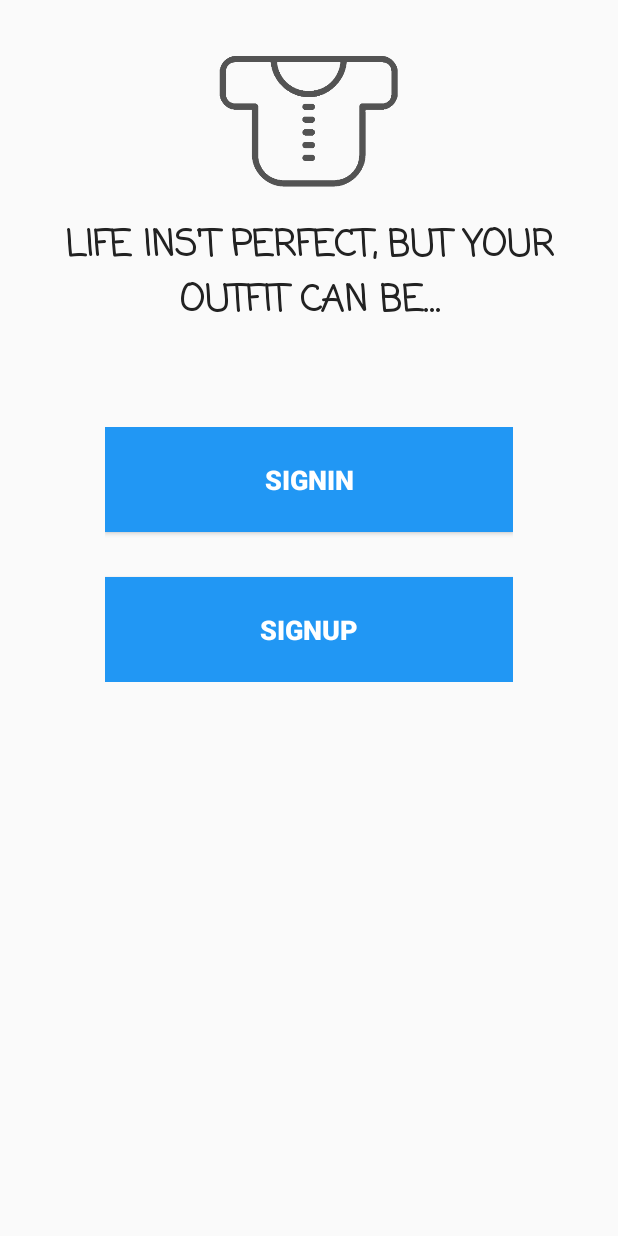
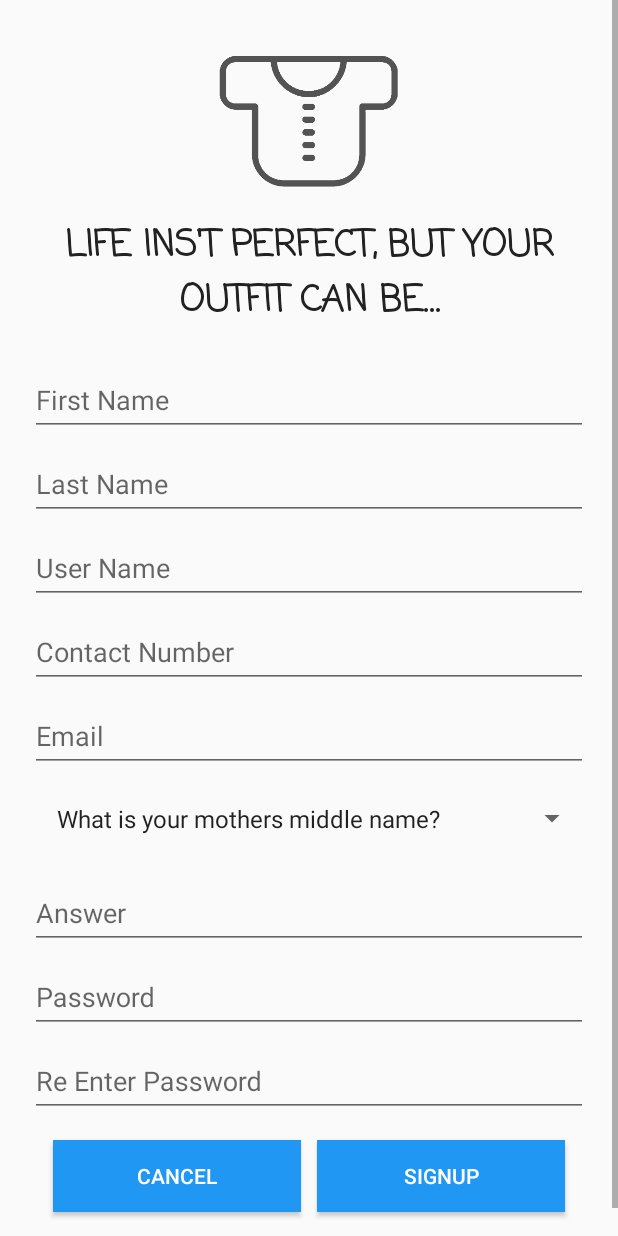
Before and after one commit to Nuwan94/FIL, an Android app: the layout activity_login.xml on its own in the app's theme, with its tools: preview values and no code run, on a phone screen of 412 x 824 dp. Run offline under Robolectric (Android 15) with nearby library versions, the phone set to English and light mode, and no system bars.

```diff
--- a/app/src/main/res/layout/activity_login.xml
+++ b/app/src/main/res/layout/activity_login.xml
@@ -42,7 +42,8 @@
                 android:layout_width="match_parent"
                 android:layout_height="match_parent"
                 android:orientation="vertical"
-                android:padding="50dp">
+                android:padding="50dp"
+                android:visibility="gone">
 
                 <Button
                     android:id="@+id/btnSignInShow"
@@ -155,8 +156,7 @@
                 android:id="@+id/layoutSignUp"
                 android:layout_width="match_parent"
                 android:layout_height="match_parent"
-                android:orientation="vertical"
-                android:visibility="gone">
+                android:orientation="vertical">
 
                 <android.support.design.widget.TextInputLayout
                     android:id="@+id/textInputL"
@@ -234,6 +234,7 @@
                     android:layout_height="wrap_content"
                     android:layout_marginTop="10sp"
                     android:layout_marginBottom="10sp"
+                    android:entries="@array/security_questions"
                     android:padding="10sp" />
 
                 <android.support.design.widget.TextInputLayout
@@ -253,7 +254,7 @@
                     android:layout_height="wrap_content">
 
                     <android.support.design.widget.TextInputEditText
-                        android:id="@+id/textInputPassword"
+                        android:id="@+id/txtRegisterPassword"
                         android:layout_width="match_parent"
                         android:layout_height="wrap_content"
                         android:hint="Password"
@@ -265,7 +266,7 @@
                     android:layout_height="wrap_content">
 
                     <android.support.design.widget.TextInputEditText
-                        android:id="@+id/textInputConfirmPassword"
+                        android:id="@+id/txtRegisterConfirmPassword"
                         android:layout_width="match_parent"
                         android:layout_height="wrap_content"
                         android:hint="Re Enter Password"
--- a/app/src/main/res/values/strings.xml
+++ b/app/src/main/res/values/strings.xml
@@ -89,4 +89,10 @@
     </string-array>
 
 
+    <string-array name="security_questions">
+        <item>What is your mothers middle name?</item>
+        <item>Where did you born?</item>
+        <item>WHat is your first pet name?</item>
+    </string-array>
+
 </resources>
```
Also changed, not shown: app/src/main/AndroidManifest.xml (+8 -6 lines), app/src/main/java/com/fil/LoginActivity.java (+42 -5 lines).
